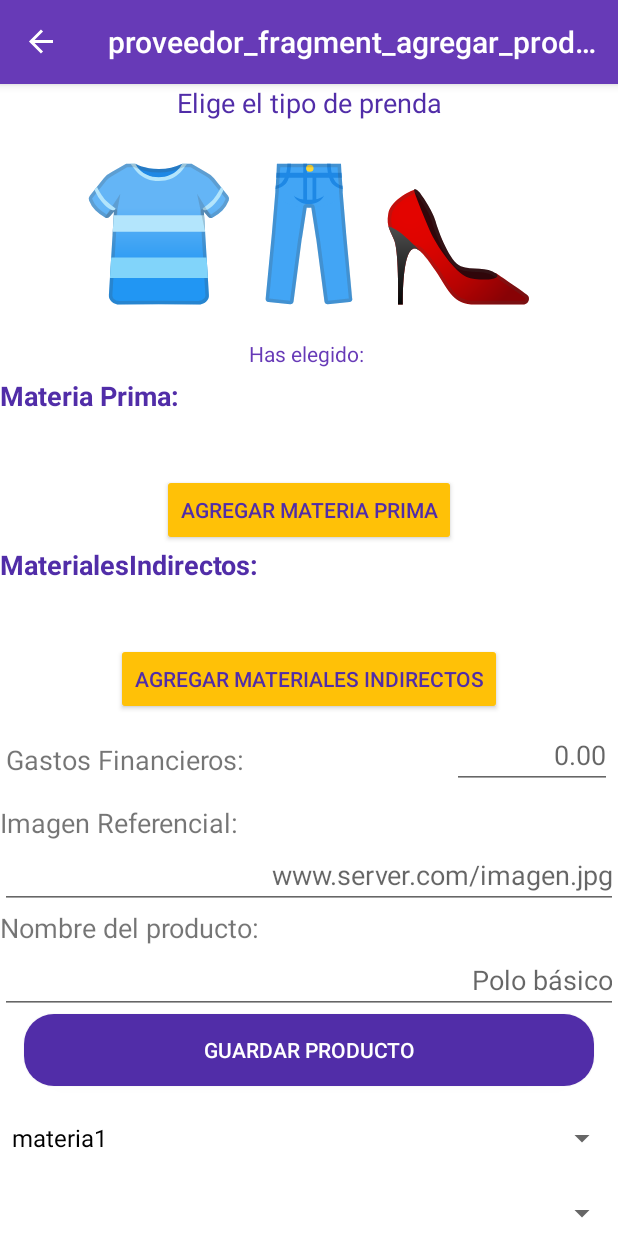
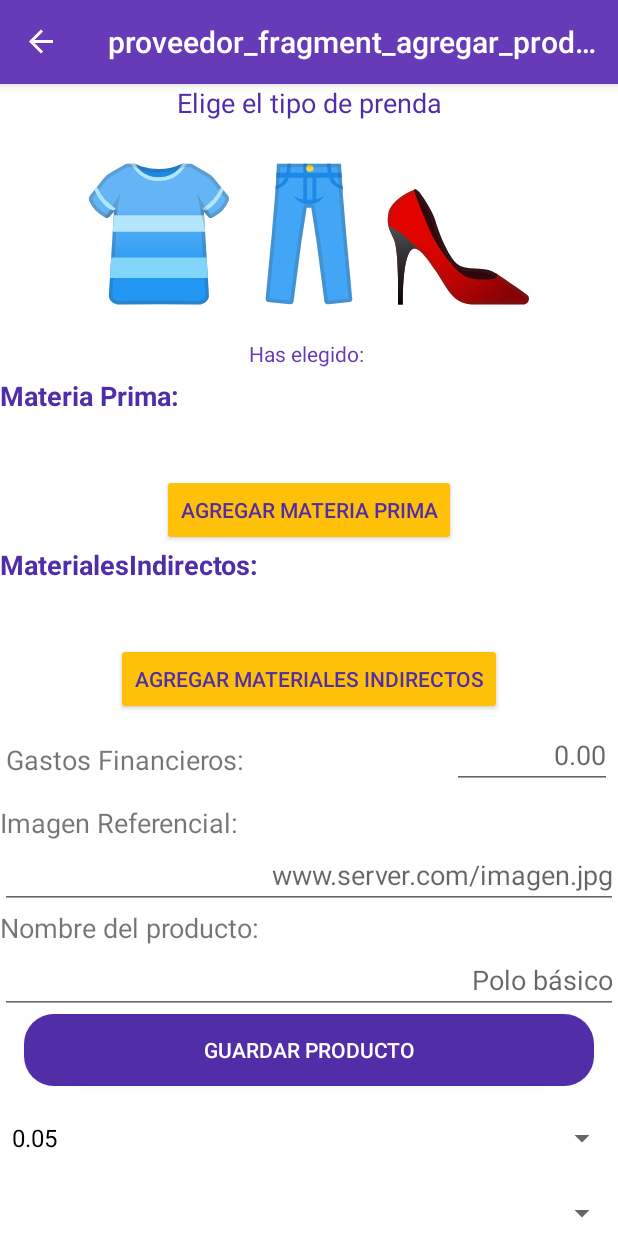
Before and after one commit to zirtrex/ProductosPersonalizados, an Android app: the screen it shows after launch (ProveedorActivity), after a tap on "PROVEEDORES", on a phone screen of 412 x 824 dp. Run offline under Robolectric (Android 15) with nearby library versions, the phone set to English and light mode, and no system bars; our stand-ins replace Firebase (no records; nobody signed in at launch, a user with empty details on screens opened directly), navigation-ui.

Commit message:
Cambios en laboratorio

```diff
--- a/app/src/main/java/net/zirtrex/productospersonalizados/Adapters/SpinnerAdapter.java
+++ b/app/src/main/java/net/zirtrex/productospersonalizados/Adapters/SpinnerAdapter.java
@@ -9,14 +9,16 @@ import android.widget.TextView;
 
 import net.zirtrex.productospersonalizados.Models.MateriaPrimaPojo;
 
+import java.util.List;
+
 public class SpinnerAdapter extends ArrayAdapter<MateriaPrimaPojo> {
 
 
     private Context context;
     // Your custom values for the spinner (User)
-    private MateriaPrimaPojo[] values;
+    private List<MateriaPrimaPojo> values;
 
-    public SpinnerAdapter(Context context, int textViewResourceId, MateriaPrimaPojo[] values) {
+    public SpinnerAdapter(Context context, int textViewResourceId, List<MateriaPrimaPojo> values) {
         super(context, textViewResourceId, values);
         this.context = context;
         this.values = values;
@@ -24,12 +26,12 @@ public class SpinnerAdapter extends ArrayAdapter<MateriaPrimaPojo> {
 
     @Override
     public int getCount(){
-        return values.length;
+        return values.size();
     }
 
     @Override
     public MateriaPrimaPojo getItem(int position){
-        return values[position];
+        return values.get(position);
     }
 
     @Override
@@ -43,9 +45,7 @@ public class SpinnerAdapter extends ArrayAdapter<MateriaPrimaPojo> {
 
         TextView label = (TextView) super.getView(position, convertView, parent);
         label.setTextColor(Color.BLACK);
-
-        label.setText(values[position].getNombreMateriaPrima());
-
+        label.setText(String.valueOf(values.get(position).getValorMateriaPrima()));
 
         return label;
     }
@@ -54,7 +54,7 @@ public class SpinnerAdapter extends ArrayAdapter<MateriaPrimaPojo> {
     public View getDropDownView(int position, View convertView, ViewGroup parent) {
         TextView label = (TextView) super.getDropDownView(position, convertView, parent);
         label.setTextColor(Color.BLACK);
-        label.setText(values[position].getNombreMateriaPrima());
+        label.setText(String.valueOf(values.get(position).getValorMateriaPrima()));
 
         return label;
     }
--- a/app/src/main/java/net/zirtrex/productospersonalizados/Fragments/ProveedorAgregarProductoFragment.java
+++ b/app/src/main/java/net/zirtrex/productospersonalizados/Fragments/ProveedorAgregarProductoFragment.java
@@ -58,6 +58,7 @@ public class ProveedorAgregarProductoFragment extends Fragment {
 
     public static List<String> lTarjetas = new ArrayList<>();
     public static List<Integer> lCuotas = new ArrayList<Integer>();
+    public static List<MateriaPrimaPojo> mp = new ArrayList<>();
 
     Map<String, HashMap<Integer, Double>> hmTarjetas = new HashMap<String, HashMap<Integer, Double>>();
 
@@ -117,18 +118,26 @@ public class ProveedorAgregarProductoFragment extends Fragment {
 
         //getCart();
 
-        MateriaPrimaPojo[] mp = new MateriaPrimaPojo[2];
 
-        mp[0] = new MateriaPrimaPojo();
-        mp[0].setNombreMateriaPrima("materia1");
-        mp[0].setValorMateriaPrima(0.003);
-        mp[1] = new MateriaPrimaPojo();
-        mp[1].setNombreMateriaPrima("materia2");
-        mp[1].setValorMateriaPrima(0.05);
+
+        MateriaPrimaPojo m1 = new MateriaPrimaPojo();
+        m1.setNombreMateriaPrima("materia1");
+        m1.setValorMateriaPrima(0.003);
+        mp.add(m1);
+
+        MateriaPrimaPojo m2 = new MateriaPrimaPojo();
+        m2.setNombreMateriaPrima("materia2");
+        m2.setValorMateriaPrima(0.05);
+        mp.add(m2);
+
+        MateriaPrimaPojo m3 = new MateriaPrimaPojo();
+        m3.setNombreMateriaPrima("materia3");
+        m3.setValorMateriaPrima(0.08);
+        mp.add(m3);
 
         spAdap = new SpinnerAdapter(getActivity(), android.R.layout.simple_dropdown_item_1line, mp);
 
-        //pnrTarjetaAdapter = new ArrayAdapter(getActivity(), android.R.layout.simple_dropdown_item_1line, lTarjetas);
+        //spnrTarjetaAdapter = new ArrayAdapter(getActivity(), android.R.layout.simple_dropdown_item_1line, lTarjetas);
         //spnrTarjetaAdapter.setDropDownViewResource(android.R.layout.simple_spinner_dropdown_item);
         spnrTarjetas.setAdapter(spAdap);
 
@@ -144,6 +153,12 @@ public class ProveedorAgregarProductoFragment extends Fragment {
             @Override
             public void onNothingSelected(AdapterView<?> adapter) {  }
         });
+
+        MateriaPrimaPojo m4 = new MateriaPrimaPojo();
+        m3.setNombreMateriaPrima("materia3");
+        m3.setValorMateriaPrima(0.08);
+
+        seleccionarSpinner(m2);
 
         /*spnrCuotasAdapter = new ArrayAdapter(getActivity(), android.R.layout.simple_dropdown_item_1line, lCuotas);
         spnrCuotasAdapter.setDropDownViewResource(android.R.layout.simple_spinner_dropdown_item);
@@ -206,6 +221,21 @@ public class ProveedorAgregarProductoFragment extends Fragment {
         btnGuardarProducto.setOnClickListener(confirmarAgregarProducto);
 
         return view;
+    }
+
+    private void  seleccionarSpinner(MateriaPrimaPojo objetoSeleccionado){
+
+        double valorEntrante =  objetoSeleccionado.getValorMateriaPrima();
+        int posicion = 0;
+
+        for (int i = 0; i < mp.size(); i++){
+            if(valorEntrante == mp.get(i).getValorMateriaPrima()){
+                posicion = i;
+                break;
+            }
+        }
+
+        spnrTarjetas.setSelection(posicion);
     }
 
     View.OnClickListener confirmarAgregarProducto = new View.OnClickListener() {
```
